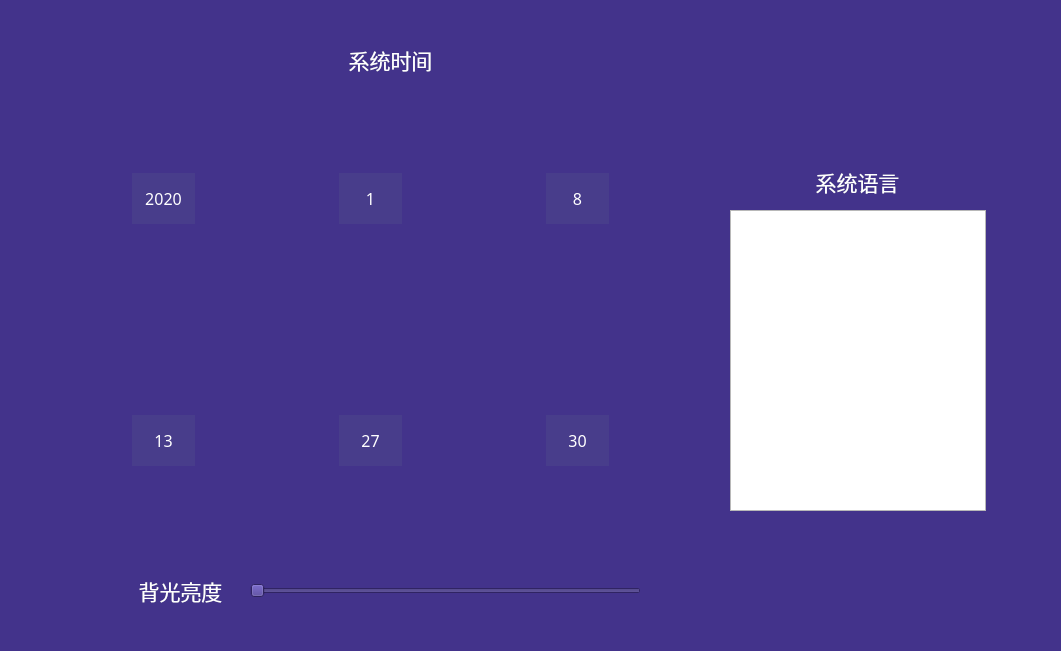
Above: HighResolutionPrinter/syssetting.ui from dxphmj/TwoCharPrinter before the change. Below: the same form after it.
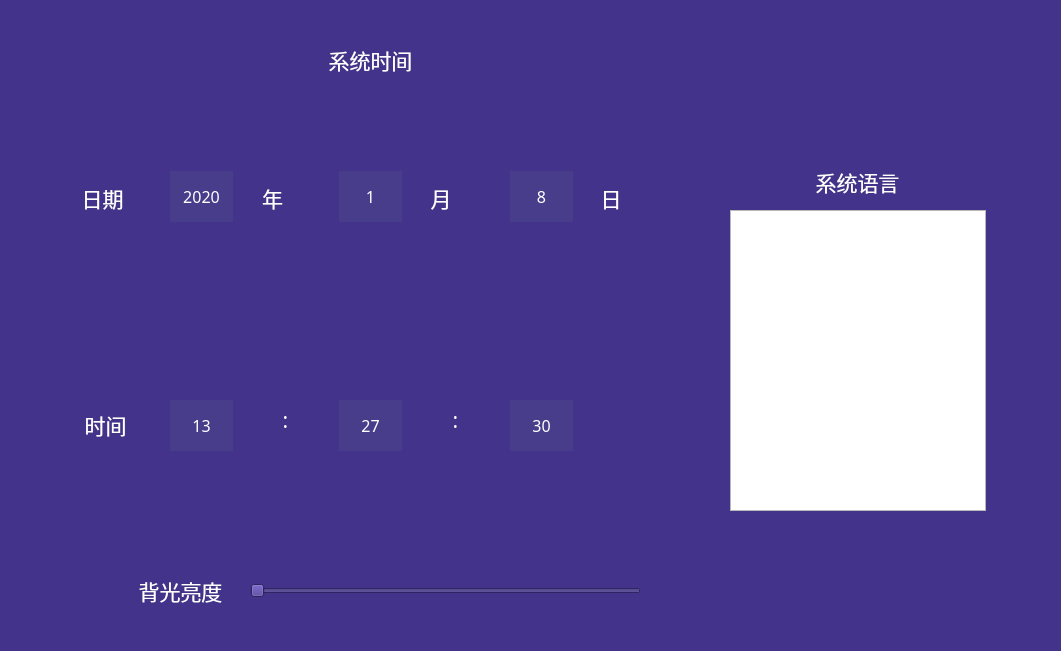
That is the form after the change. Icons and pictures are not drawn.

What changed in the file:
```diff
--- a/HighResolutionPrinter/syssetting.ui
+++ b/HighResolutionPrinter/syssetting.ui
@@ -64,7 +64,7 @@
   <widget class="QLabel" name="sysTimeSetLab">
    <property name="geometry">
     <rect>
-     <x>320</x>
+     <x>300</x>
      <y>40</y>
      <width>141</width>
      <height>41</height>
@@ -96,8 +96,8 @@
   <widget class="QPushButton" name="addHourBut">
    <property name="geometry">
     <rect>
-     <x>132</x>
-     <y>345</y>
+     <x>170</x>
+     <y>330</y>
      <width>63</width>
      <height>63</height>
     </rect>
@@ -119,8 +119,8 @@
   <widget class="QLabel" name="hourShowLab">
    <property name="geometry">
     <rect>
-     <x>132</x>
-     <y>415</y>
+     <x>170</x>
+     <y>400</y>
      <width>63</width>
      <height>51</height>
     </rect>
@@ -151,8 +151,8 @@
   <widget class="QPushButton" name="reduceHourBut">
    <property name="geometry">
     <rect>
-     <x>132</x>
-     <y>472</y>
+     <x>170</x>
+     <y>460</y>
      <width>63</width>
      <height>63</height>
     </rect>
@@ -175,7 +175,7 @@
    <property name="geometry">
     <rect>
      <x>339</x>
-     <y>345</y>
+     <y>330</y>
      <width>63</width>
      <height>63</height>
     </rect>
@@ -198,7 +198,7 @@
    <property name="geometry">
     <rect>
      <x>339</x>
-     <y>415</y>
+     <y>400</y>
      <width>63</width>
      <height>51</height>
     </rect>
@@ -230,7 +230,7 @@
    <property name="geometry">
     <rect>
      <x>339</x>
-     <y>472</y>
+     <y>460</y>
      <width>63</width>
      <height>63</height>
     </rect>
@@ -252,8 +252,8 @@
   <widget class="QPushButton" name="addSecondBut">
    <property name="geometry">
     <rect>
-     <x>546</x>
-     <y>345</y>
+     <x>510</x>
+     <y>330</y>
      <width>63</width>
      <height>63</height>
     </rect>
@@ -275,8 +275,8 @@
   <widget class="QLabel" name="secondShowLab">
    <property name="geometry">
     <rect>
-     <x>546</x>
-     <y>415</y>
+     <x>510</x>
+     <y>400</y>
      <width>63</width>
      <height>51</height>
     </rect>
@@ -307,8 +307,8 @@
   <widget class="QPushButton" name="reduceSecondBut">
    <property name="geometry">
     <rect>
-     <x>546</x>
-     <y>472</y>
+     <x>510</x>
+     <y>460</y>
      <width>63</width>
      <height>63</height>
     </rect>
@@ -330,7 +330,7 @@
   <widget class="QPushButton" name="addYearBut">
    <property name="geometry">
     <rect>
-     <x>132</x>
+     <x>170</x>
      <y>103</y>
      <width>61</width>
      <height>61</height>
@@ -353,8 +353,8 @@
   <widget class="QLabel" name="yearShowLab">
    <property name="geometry">
     <rect>
-     <x>132</x>
-     <y>173</y>
+     <x>170</x>
+     <y>171</y>
      <width>63</width>
      <height>51</height>
     </rect>
@@ -385,7 +385,7 @@
   <widget class="QPushButton" name="reduceYearBut">
    <property name="geometry">
     <rect>
-     <x>132</x>
+     <x>170</x>
      <y>230</y>
      <width>63</width>
      <height>63</height>
@@ -432,7 +432,7 @@
    <property name="geometry">
     <rect>
      <x>339</x>
-     <y>173</y>
+     <y>171</y>
      <width>63</width>
      <height>51</height>
     </rect>
@@ -486,7 +486,7 @@
   <widget class="QPushButton" name="addDayBut">
    <property name="geometry">
     <rect>
-     <x>546</x>
+     <x>510</x>
      <y>103</y>
      <width>63</width>
      <height>63</height>
@@ -509,8 +509,8 @@
   <widget class="QLabel" name="dayShowLab">
    <property name="geometry">
     <rect>
-     <x>546</x>
-     <y>173</y>
+     <x>510</x>
+     <y>171</y>
      <width>63</width>
      <height>51</height>
     </rect>
@@ -541,7 +541,7 @@
   <widget class="QPushButton" name="reduceDayBut">
    <property name="geometry">
     <rect>
-     <x>546</x>
+     <x>510</x>
      <y>230</y>
      <width>63</width>
      <height>63</height>
@@ -628,6 +628,230 @@
     <string/>
    </property>
   </widget>
+  <widget class="QLabel" name="sysDateTextLab">
+   <property name="geometry">
+    <rect>
+     <x>57</x>
+     <y>178</y>
+     <width>91</width>
+     <height>41</height>
+    </rect>
+   </property>
+   <property name="minimumSize">
+    <size>
+     <width>91</width>
+     <height>41</height>
+    </size>
+   </property>
+   <property name="font">
+    <font>
+     <family>楷体</family>
+     <pointsize>16</pointsize>
+    </font>
+   </property>
+   <property name="styleSheet">
+    <string notr="true">color: rgb(255, 255, 255);
+background-color: rgb(67,51, 139);</string>
+   </property>
+   <property name="text">
+    <string>&lt;html&gt;&lt;head/&gt;&lt;body&gt;&lt;p&gt;日期&lt;/p&gt;&lt;/body&gt;&lt;/html&gt;</string>
+   </property>
+   <property name="alignment">
+    <set>Qt::AlignCenter</set>
+   </property>
+  </widget>
+  <widget class="QLabel" name="sysYearTextLab">
+   <property name="geometry">
+    <rect>
+     <x>237</x>
+     <y>178</y>
+     <width>71</width>
+     <height>41</height>
+    </rect>
+   </property>
+   <property name="minimumSize">
+    <size>
+     <width>71</width>
+     <height>41</height>
+    </size>
+   </property>
+   <property name="font">
+    <font>
+     <family>楷体</family>
+     <pointsize>16</pointsize>
+    </font>
+   </property>
+   <property name="styleSheet">
+    <string notr="true">color: rgb(255, 255, 255);
+background-color: rgb(67,51, 139);</string>
+   </property>
+   <property name="text">
+    <string>&lt;html&gt;&lt;head/&gt;&lt;body&gt;&lt;p&gt;年&lt;/p&gt;&lt;/body&gt;&lt;/html&gt;</string>
+   </property>
+   <property name="alignment">
+    <set>Qt::AlignCenter</set>
+   </property>
+  </widget>
+  <widget class="QLabel" name="sysMonthTextLab">
+   <property name="geometry">
+    <rect>
+     <x>406</x>
+     <y>178</y>
+     <width>70</width>
+     <height>41</height>
+    </rect>
+   </property>
+   <property name="minimumSize">
+    <size>
+     <width>70</width>
+     <height>41</height>
+    </size>
+   </property>
+   <property name="font">
+    <font>
+     <family>楷体</family>
+     <pointsize>16</pointsize>
+    </font>
+   </property>
+   <property name="styleSheet">
+    <string notr="true">color: rgb(255, 255, 255);
+background-color: rgb(67,51, 139);</string>
+   </property>
+   <property name="text">
+    <string>&lt;html&gt;&lt;head/&gt;&lt;body&gt;&lt;p&gt;月&lt;/p&gt;&lt;/body&gt;&lt;/html&gt;</string>
+   </property>
+   <property name="alignment">
+    <set>Qt::AlignCenter</set>
+   </property>
+  </widget>
+  <widget class="QLabel" name="sysDayTextLab">
+   <property name="geometry">
+    <rect>
+     <x>576</x>
+     <y>178</y>
+     <width>70</width>
+     <height>41</height>
+    </rect>
+   </property>
+   <property name="minimumSize">
+    <size>
+     <width>70</width>
+     <height>41</height>
+    </size>
+   </property>
+   <property name="font">
+    <font>
+     <family>楷体</family>
+     <pointsize>16</pointsize>
+    </font>
+   </property>
+   <property name="styleSheet">
+    <string notr="true">color: rgb(255, 255, 255);
+background-color: rgb(67,51, 139);</string>
+   </property>
+   <property name="text">
+    <string>&lt;html&gt;&lt;head/&gt;&lt;body&gt;&lt;p&gt;日&lt;/p&gt;&lt;/body&gt;&lt;/html&gt;</string>
+   </property>
+   <property name="alignment">
+    <set>Qt::AlignCenter</set>
+   </property>
+  </widget>
+  <widget class="QLabel" name="sysTimeTextLab">
+   <property name="geometry">
+    <rect>
+     <x>60</x>
+     <y>405</y>
+     <width>91</width>
+     <height>41</height>
+    </rect>
+   </property>
+   <property name="minimumSize">
+    <size>
+     <width>91</width>
+     <height>41</height>
+    </size>
+   </property>
+   <property name="font">
+    <font>
+     <family>楷体</family>
+     <pointsize>16</pointsize>
+    </font>
+   </property>
+   <property name="styleSheet">
+    <string notr="true">color: rgb(255, 255, 255);
+background-color: rgb(67,51, 139);</string>
+   </property>
+   <property name="text">
+    <string>&lt;html&gt;&lt;head/&gt;&lt;body&gt;&lt;p&gt;时间&lt;/p&gt;&lt;/body&gt;&lt;/html&gt;</string>
+   </property>
+   <property name="alignment">
+    <set>Qt::AlignCenter</set>
+   </property>
+  </widget>
+  <widget class="QLabel" name="sysTimeSignal1">
+   <property name="geometry">
+    <rect>
+     <x>250</x>
+     <y>400</y>
+     <width>71</width>
+     <height>41</height>
+    </rect>
+   </property>
+   <property name="minimumSize">
+    <size>
+     <width>71</width>
+     <height>41</height>
+    </size>
+   </property>
+   <property name="font">
+    <font>
+     <family>楷体</family>
+     <pointsize>16</pointsize>
+    </font>
+   </property>
+   <property name="styleSheet">
+    <string notr="true">color: rgb(255, 255, 255);
+background-color: rgb(67,51, 139);</string>
+   </property>
+   <property name="text">
+    <string>&lt;html&gt;&lt;head/&gt;&lt;body&gt;&lt;p&gt;:&lt;/p&gt;&lt;/body&gt;&lt;/html&gt;</string>
+   </property>
+   <property name="alignment">
+    <set>Qt::AlignCenter</set>
+   </property>
+  </widget>
+  <widget class="QLabel" name="sysTimeSignal2">
+   <property name="geometry">
+    <rect>
+     <x>420</x>
+     <y>400</y>
+     <width>71</width>
+     <height>41</height>
+    </rect>
+   </property>
+   <property name="minimumSize">
+    <size>
+     <width>71</width>
+     <height>41</height>
+    </size>
+   </property>
+   <property name="font">
+    <font>
+     <family>楷体</family>
+     <pointsize>16</pointsize>
+    </font>
+   </property>
+   <property name="styleSheet">
+    <string notr="true">color: rgb(255, 255, 255);
+background-color: rgb(67,51, 139);</string>
+   </property>
+   <property name="text">
+    <string>&lt;html&gt;&lt;head/&gt;&lt;body&gt;&lt;p&gt;:&lt;/p&gt;&lt;/body&gt;&lt;/html&gt;</string>
+   </property>
+   <property name="alignment">
+    <set>Qt::AlignCenter</set>
+   </property>
+  </widget>
   <zorder>sysSettingBGLab</zorder>
   <zorder>addHourBut</zorder>
   <zorder>hourShowLab</zorder>
@@ -652,6 +876,13 @@
   <zorder>lightHorSlider</zorder>
   <zorder>sysTimeSetLab</zorder>
   <zorder>sysLanguageListWid</zorder>
+  <zorder>sysDateTextLab</zorder>
+  <zorder>sysYearTextLab</zorder>
+  <zorder>sysMonthTextLab</zorder>
+  <zorder>sysDayTextLab</zorder>
+  <zorder>sysTimeTextLab</zorder>
+  <zorder>sysTimeSignal1</zorder>
+  <zorder>sysTimeSignal2</zorder>
  </widget>
  <layoutdefault spacing="6" margin="11"/>
  <resources>
```
